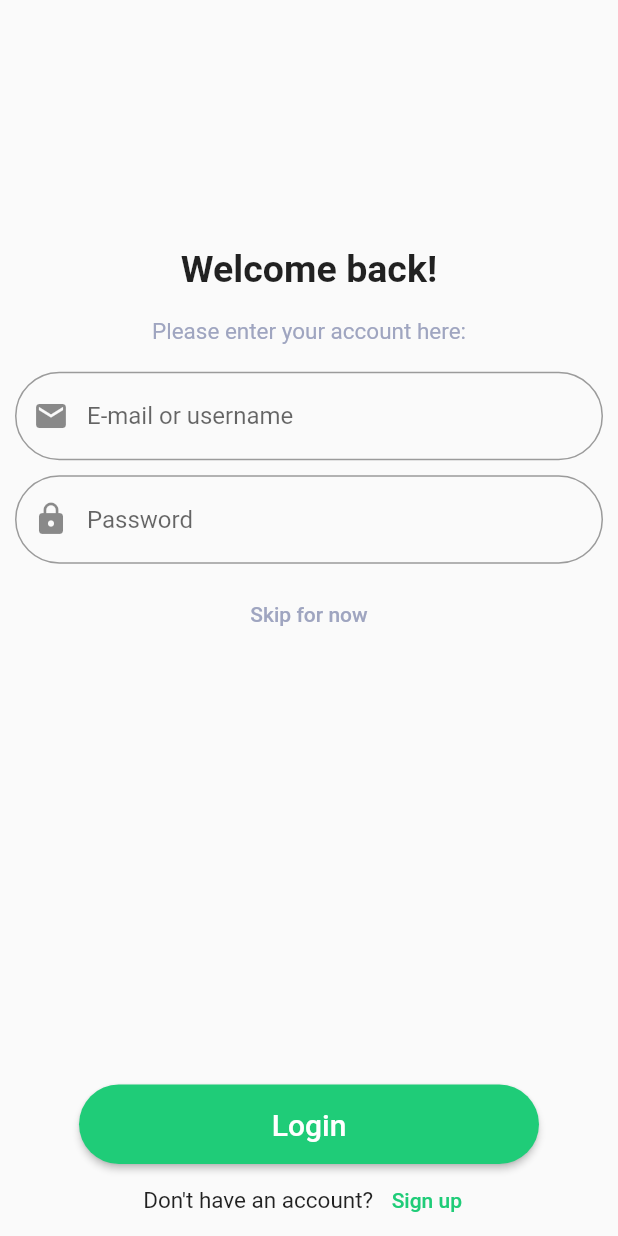
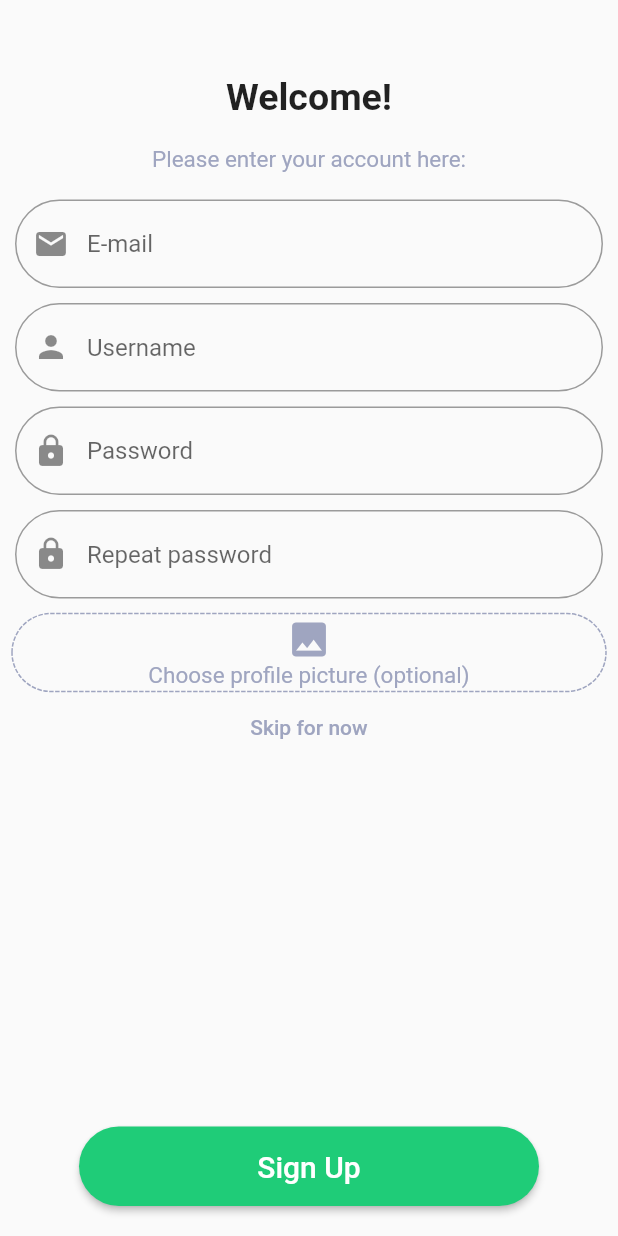
Before and after one commit to MarkoTunjic/Final-BSc-Thesis, a Flutter app: the LoginScreen screen opened directly, after a tap on "Sign up", on a phone screen of 412 x 824 dp. Run offline on Flutter 3.47's test engine with Material 2 defaults, Android fonts, the phone set to English and light mode, and no system bars; drawn by our look-alikes of dotted_border; our stand-ins replace bloc, flutter_bloc, graphql_flutter, image_picker, shared_preferences; accounts and stored records are empty.

Commit message:
added register screen and api calls

```diff
--- /dev/null
+++ b/frontend/zavrsni_rad/lib/models/bloc_providers/profile_picture_provider.dart
@@ -0,0 +1,24 @@
+import 'dart:io';
+
+import 'package:bloc/bloc.dart';
+
+abstract class ProfilePictureEvent {
+  File? image;
+
+  ProfilePictureEvent({this.image});
+}
+
+class ShowProfilePicture extends ProfilePictureEvent {
+  ShowProfilePicture({required File image}) : super(image: image);
+}
+
+class HideProfilePicture extends ProfilePictureEvent {
+  HideProfilePicture() : super(image: null);
+}
+
+class BlocProfilePicture extends Bloc<ProfilePictureEvent, File?> {
+  BlocProfilePicture() : super(null) {
+    on<ShowProfilePicture>((event, emit) => emit(event.image));
+    on<HideProfilePicture>((event, emit) => emit(null));
+  }
+}
--- a/frontend/zavrsni_rad/lib/models/constants/graphql_mutations.dart
+++ b/frontend/zavrsni_rad/lib/models/constants/graphql_mutations.dart
@@ -14,3 +14,12 @@ const String login = """
     }
   }
 """;
+
+const String register = """
+  mutation Register(\$payload: RegisterRequest!){
+    register(payload: \$payload){
+      username,
+      eMail
+    }
+  }
+""";
--- /dev/null
+++ b/frontend/zavrsni_rad/lib/models/register_request.dart
@@ -0,0 +1,22 @@
+class RegisterRequest {
+  String username;
+  String eMail;
+  String password;
+  String? profilePicture;
+
+  RegisterRequest({
+    required this.username,
+    required this.eMail,
+    required this.password,
+    this.profilePicture,
+  });
+
+  Map<String, dynamic> toJson() {
+    return {
+      "username": username,
+      "eMail": eMail,
+      "password": password,
+      "profilePicture": profilePicture
+    };
+  }
+}
--- a/frontend/zavrsni_rad/lib/screens/login_screen.dart
+++ b/frontend/zavrsni_rad/lib/screens/login_screen.dart
@@ -4,6 +4,7 @@ import 'package:flutter/material.dart';
 import 'package:graphql_flutter/graphql_flutter.dart';
 import 'package:shared_preferences/shared_preferences.dart';
 import 'package:zavrsni_rad/models/user.dart';
+import 'package:zavrsni_rad/screens/register_screen.dart';
 import 'package:zavrsni_rad/widgets/green_button_widget.dart';
 import 'package:zavrsni_rad/widgets/input_field_widget.dart';
 import '../models/constants/constants.dart' as constants;
@@ -127,7 +128,14 @@ class _LoginScreenState extends State<LoginScreen> {
                         style: TextStyle(fontSize: 15),
                       ),
                       TextButton(
-                        onPressed: () {},
+                        onPressed: () {
+                          Navigator.push(
+                            context,
+                            MaterialPageRoute(
+                              builder: (context) => const RegisterScreen(),
+                            ),
+                          );
+                        },
                         child: const Text(
                           "Sign up",
                           style: TextStyle(color: constants.green),
--- /dev/null
+++ b/frontend/zavrsni_rad/lib/screens/register_screen.dart
@@ -0,0 +1,162 @@
+import 'dart:convert';
+import 'dart:io';
+
+import 'package:flutter/material.dart';
+import 'package:graphql_flutter/graphql_flutter.dart';
+import 'package:image_picker/image_picker.dart';
+import 'package:zavrsni_rad/models/bloc_providers/profile_picture_provider.dart';
+import 'package:zavrsni_rad/models/register_request.dart';
+import 'package:zavrsni_rad/widgets/bloc_profile_picture_widget.dart';
+import 'package:zavrsni_rad/widgets/green_button_widget.dart';
+import 'package:zavrsni_rad/widgets/picture_picker_widget.dart';
+import 'package:flutter_bloc/flutter_bloc.dart';
+import '../models/constants/constants.dart' as constants;
+import '../models/constants/graphql_mutations.dart' as mutations;
+import '../widgets/input_field_widget.dart';
+
+class RegisterScreen extends StatefulWidget {
+  const RegisterScreen({Key? key}) : super(key: key);
+
+  @override
+  State<StatefulWidget> createState() {
+    return _RegisterScreenState();
+  }
+}
+
+class _RegisterScreenState extends State<RegisterScreen> {
+  final GlobalKey<FormState> _formKey = GlobalKey<FormState>();
+  final ImagePicker _picker = ImagePicker();
+  RegisterRequest request =
+      RegisterRequest(username: "", eMail: "", password: "");
+
+  @override
+  Widget build(BuildContext context) {
+    ValueNotifier<GraphQLClient> client = ValueNotifier(
+      GraphQLClient(
+        link: constants.api,
+        cache: GraphQLCache(
+          store: HiveStore(),
+        ),
+      ),
+    );
+    return GraphQLProvider(
+      client: client,
+      child: Scaffold(
+        body: Stack(
+          children: [
+            Positioned(
+              child: Column(
+                children: [
+                  const Text(
+                    "Welcome!",
+                    style: TextStyle(fontWeight: FontWeight.bold, fontSize: 25),
+                  ),
+                  const Text(
+                    "\nPlease enter your account here:\n",
+                    style: TextStyle(fontSize: 15, color: constants.grey),
+                  ),
+                  Form(
+                    key: _formKey,
+                    child: Column(
+                      children: [
+                        InputFieldWidget(
+                          hintText: "E-mail",
+                          onSaved: (newValue) => request.eMail = newValue!,
+                          obscure: false,
+                          icon: const Icon(Icons.email),
+                        ),
+                        Padding(
+                          child: InputFieldWidget(
+                            hintText: "Username",
+                            onSaved: (newValue) => request.username = newValue!,
+                            obscure: false,
+                            icon: const Icon(Icons.person),
+                          ),
+                          padding: const EdgeInsets.only(top: 10),
+                        ),
+                        Padding(
+                          child: InputFieldWidget(
+                            hintText: "Password",
+                            onSaved: (newValue) => request.password = newValue!,
+                            obscure: true,
+                            icon: const Icon(Icons.lock),
+                          ),
+                          padding: const EdgeInsets.only(top: 10),
+                        ),
+                        Padding(
+                          child: InputFieldWidget(
+                            hintText: "Repeat password",
+                            onSaved: (newValue) => request.password = newValue!,
+                            obscure: true,
+                            icon: const Icon(Icons.lock),
+                          ),
+                          padding: const EdgeInsets.all(10),
+                        ),
+                        BlocBuilder<BlocProfilePicture, File?>(
+                          builder: (context, state) {
+                            return BlocProfilePictureWidget(image: state);
+                          },
+                        ),
+                        PicturePickerWidget(
+                          onTap: () async {
+                            final XFile? image = await _picker.pickImage(
+                                source: ImageSource.gallery);
+                            if (image != null) {
+                              File file = File(image.path);
+                              request.profilePicture =
+                                  base64Encode(file.readAsBytesSync());
+                              BlocProvider.of<BlocProfilePicture>(context)
+                                  .add(ShowProfilePicture(image: file));
+                              return;
+                            }
+                            request.profilePicture = null;
+                            BlocProvider.of<BlocProfilePicture>(context)
+                                .add(HideProfilePicture());
+                          },
+                        ),
+                        TextButton(
+                          onPressed: () {},
+                          child: const Text("Skip for now"),
+                          style: ButtonStyle(
+                            foregroundColor:
+                                MaterialStateProperty.all(constants.grey),
+                          ),
+                        ),
+                      ],
+                    ),
+                  ),
+                ],
+              ),
+              top: 50,
+            ),
+            Mutation(
+              options: MutationOptions(
+                document: gql(mutations.register),
+                onCompleted: (dynamic resultData) {
+                  print(resultData);
+                },
+                onError: (OperationException? e) {
+                  for (GraphQLError error in e!.graphqlErrors) {
+                    print(error.message);
+                  }
+                },
+              ),
+              builder: (RunMutation runMutation, QueryResult? result) {
+                return Positioned(
+                  child: GreenButton(
+                      onPressed: () {
+                        _formKey.currentState?.save();
+                        runMutation({"payload": request.toJson()});
+                      },
+                      text: "Sign Up"),
+                  bottom: 20,
+                );
+              },
+            ),
+          ],
+          alignment: Alignment.center,
+        ),
+      ),
+    );
+  }
+}
--- /dev/null
+++ b/frontend/zavrsni_rad/lib/widgets/bloc_profile_picture_widget.dart
@@ -0,0 +1,24 @@
+import 'dart:io';
+
+import 'package:flutter/material.dart';
+
+class BlocProfilePictureWidget extends StatelessWidget {
+  final File? _image;
+  const BlocProfilePictureWidget({Key? key, required File? image})
+      : _image = image,
+        super(key: key);
+
+  @override
+  Widget build(BuildContext context) {
+    if (_image == null) {
+      return Container();
+    }
+    return Padding(
+      padding: const EdgeInsets.only(bottom: 10),
+      child: CircleAvatar(
+        backgroundImage: FileImage(_image!),
+        radius: MediaQuery.of(context).size.width / 10,
+      ),
+    );
+  }
+}
--- /dev/null
+++ b/frontend/zavrsni_rad/lib/widgets/picture_picker_widget.dart
@@ -0,0 +1,42 @@
+import 'package:dotted_border/dotted_border.dart';
+import 'package:flutter/material.dart';
+import 'package:image_picker/image_picker.dart';
+import '../models/constants/constants.dart' as constants;
+
+class PicturePickerWidget extends StatelessWidget {
+  final Future<void> Function() _onTap;
+
+  const PicturePickerWidget({
+    Key? key,
+    required Future<void> Function() onTap,
+  })  : _onTap = onTap,
+        super(key: key);
+
+  @override
+  Widget build(BuildContext context) {
+    return DottedBorder(
+      child: SizedBox(
+        child: InkWell(
+          onTap: () => _onTap(),
+          child: Column(
+            children: const [
+              Icon(
+                Icons.image,
+                color: constants.grey,
+                size: 30,
+              ),
+              Text(
+                "Choose profile picture (optional)",
+                style: TextStyle(fontSize: 15, color: constants.grey),
+              ),
+            ],
+          ),
+        ),
+        width: MediaQuery.of(context).size.width - 20,
+      ),
+      radius: const Radius.circular(100),
+      color: constants.grey,
+      borderType: BorderType.RRect,
+    );
+  }
+}
--- a/frontend/zavrsni_rad/pubspec.yaml
+++ b/frontend/zavrsni_rad/pubspec.yaml
@@ -36,6 +36,9 @@ dependencies:
   cupertino_icons: ^1.0.2
   shared_preferences: ^2.0.13
   graphql_flutter: ^5.1.0
+  image_picker: ^0.8.5
+  dotted_border: ^2.0.0+2
+  flutter_bloc: ^8.0.1
 
 dev_dependencies:
   flutter_test:
```
Also changed, not shown: frontend/zavrsni_rad/lib/main.dart (+10 -1 lines), frontend/zavrsni_rad/pubspec.lock, 6 other files.
